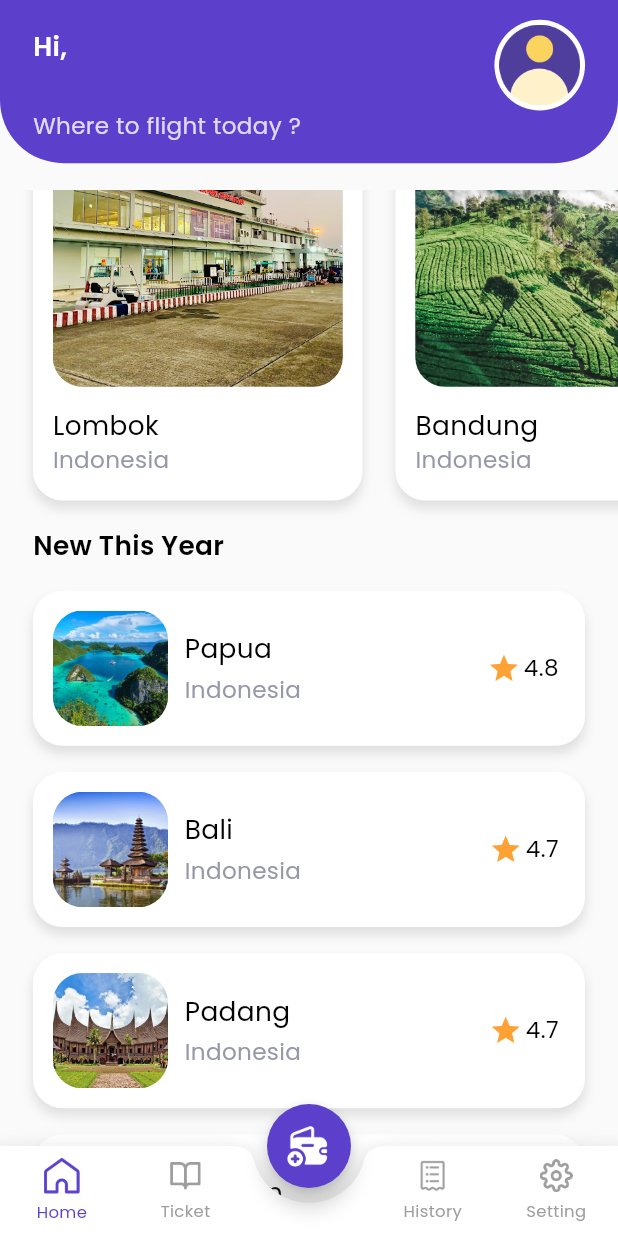
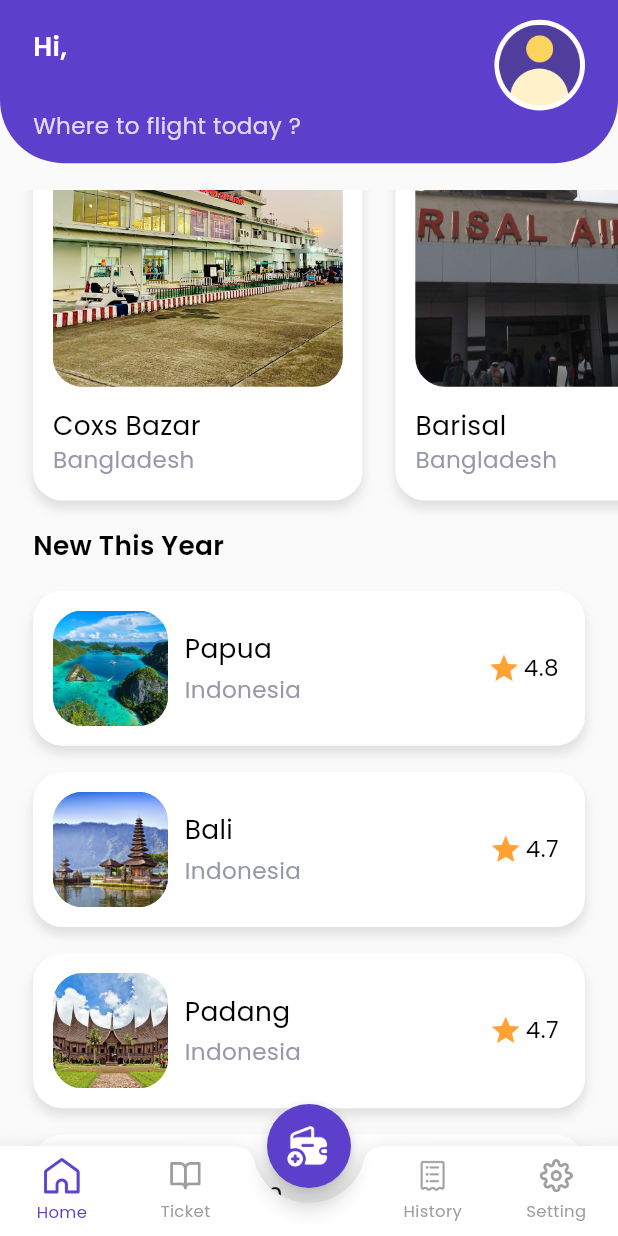
Before and after one commit to FARHAN-27/Airplane-Ticket-Booking-App, a Flutter app: the HomeView screen opened by its route, scrolled down 144 dp, on a phone screen of 412 x 824 dp. Run offline on Flutter 3.47's test engine with Material 3 defaults, Android fonts, the phone set to English and light mode, and no system bars; our stand-ins replace cloud_firestore, dio, dropdown_button2, equatable, firebase_auth, firebase_core and 13 more; missing offline and left inert: colored_json, easy_mask, flutter_jailbreak_detection; accounts and stored records are empty; project files that could hold a hidden picture were left out.

Commit message:
Barisal coxs added done

```diff
--- a/lib/app/data/destination_data.dart
+++ b/lib/app/data/destination_data.dart
@@ -1,43 +1,43 @@
 List<Map<String, dynamic>> recommendedDestination = [
   {
-    'about': 'aboutLombok',
+    'about': 'aboutCoxs',
     'airport_destination_code': 'lop',
-    'airport_destination_location': 'Lombok',
+    'airport_destination_location': 'Coxs Bazar',
     'airport_destination_name': 'Zainuddin Abdul Madjid',
-    'country': 'Indonesia',
-    'destination_name': 'Lombok',
-    'image': 'img_destination_lombok.jpeg',
+    'country': 'Bangladesh',
+    'destination_name': 'Coxs Bazar',
+    'image': 'img_destination_Coxs.jpeg',
     'interests': [
-      'attractionLombok1',
-      'attractionLombok2',
-      'attractionLombok3',
-      'attractionLombok4',
+      'attractionCoxs1',
+      'attractionCoxs2',
+      'attractionCoxs3',
+      'attractionCoxs4',
     ],
     'photos': [
-      'img_destination_lombok1.jpeg',
-      'img_destination_lombok2.jpeg',
-      'img_destination_lombok3.jpeg',
+      'img_destination_Coxs1.jpeg',
+      'img_destination_Coxs2.jpeg',
+      'img_destination_Coxs3.jpeg',
     ],
     'rating': 5.0,
   },
   {
-    'about': 'aboutBandung',
+    'about': 'aboutKuakata',
     'airport_destination_code': 'bdo',
-    'airport_destination_location': 'Bandung',
+    'airport_destination_location': 'Barisal',
     'airport_destination_name': 'Husein Sastranegara',
-    'country': 'Indonesia',
-    'destination_name': 'Bandung',
-    'image': 'img_destination_bandung.jpeg',
+    'country': 'Bangladesh',
+    'destination_name': 'Barisal',
+    'image': 'img_destination_kuakata.jpeg',
     'interests': [
-      'attractionBandung1',
-      'attractionBandung2',
-      'attractionBandung3',
-      'attractionBandung4',
+      'attractionKuakata1',
+      'attractionKuakata2',
+      'attractionKuakata3',
+      'attractionKuakata4',
     ],
     'photos': [
-      'img_destination_bandung1.jpeg',
-      'img_destination_bandung2.jpeg',
-      'img_destination_bandung3.jpeg',
+      'img_destination_kuakata1.jpeg',
+      'img_destination_kuakata2.jpeg',
+      'img_destination_kuakata3.jpeg',
     ],
     'rating': 4.8,
   },
```
Also changed, not shown: assets/images/img_destination_Coxs.jpeg (renamed from assets/images/img_destination_lombok.jpeg), assets/images/img_destination_Coxs1.jpeg (renamed from assets/images/img_destination_lombok1.jpeg), assets/images/img_destination_Coxs2.jpeg (renamed from assets/images/img_destination_lombok2.jpeg), assets/images/img_destination_Coxs3.jpeg (renamed from assets/images/img_destination_lombok3.jpeg), assets/images/img_destination_kuakata.jpeg (added), assets/images/img_destination_kuakata1.jpeg (added), assets/images/img_destination_kuakata2.jpeg (added), assets/images/img_destination_kuakata3.jpeg (added), lib/generated/locales.g.dart.
